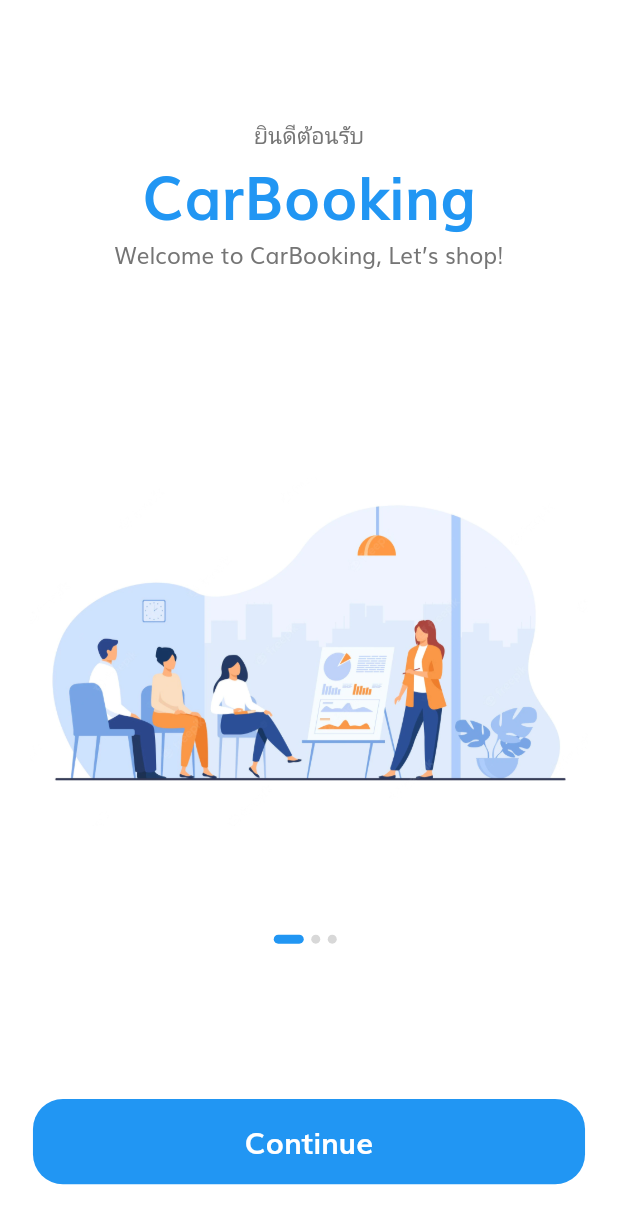
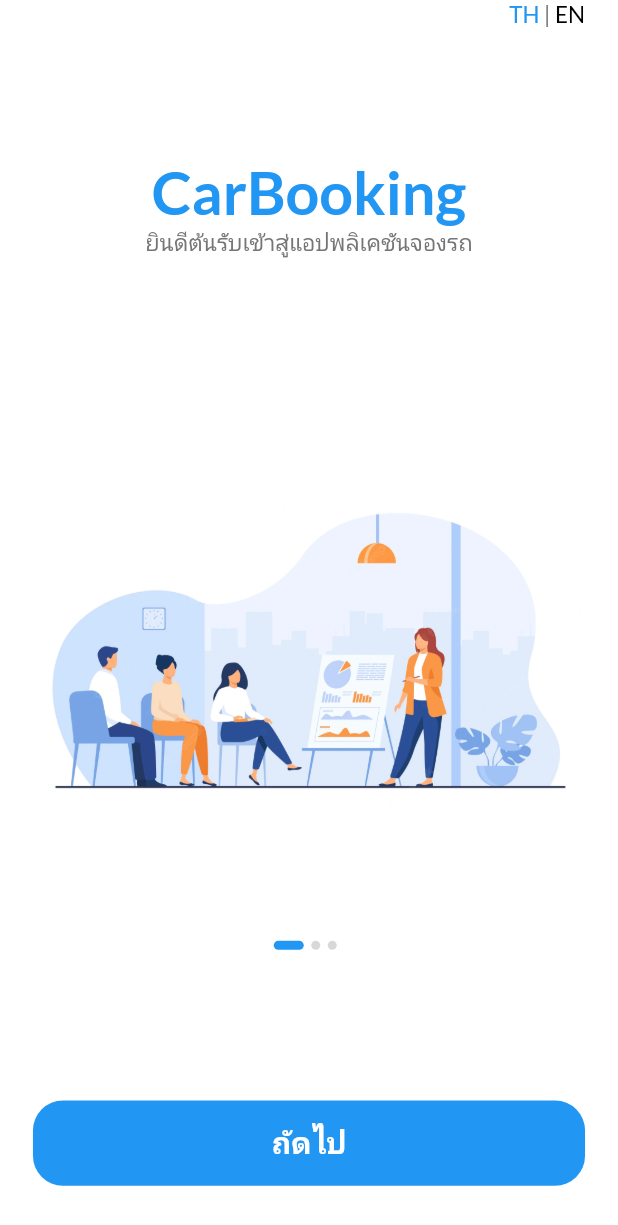
Before and after one commit to bunpotks/Flutter_Carbook, a Flutter app: the screen it shows after launch, on a phone screen of 412 x 824 dp. Shown: the top 1225 px of the screen. Run offline on Flutter 3.47's test engine with Material 2 defaults, Android fonts, the phone set to English and light mode, and no system bars; our stand-ins replace flutter_svg, lottie, modal_bottom_sheet, page_transition, photo_view, shared_preferences; generated files the repository leaves out were written again.

Commit message:
ิAdd Switch Language button
- Add switch Language button
- move Splashdata to build widget

```diff
--- /dev/null
+++ b/lib/components/switch_language.dart
@@ -0,0 +1,41 @@
+import 'package:shop_app/main.dart';
+import 'package:flutter/material.dart';
+import 'package:shop_app/size_config.dart';
+
+class SwitchLang extends StatelessWidget {
+  const SwitchLang({super.key});
+
+  @override
+  Widget build(BuildContext context) {
+    String myLocale = Localizations.localeOf(context).toString();
+    return Container(
+      child: Padding(
+        padding: EdgeInsets.only(right: getProportionateScreenWidth(20)),
+        child: Row(
+          mainAxisAlignment: MainAxisAlignment.end,
+          children: [
+            GestureDetector(
+              onTap: () {
+                MyApp.setLocale(context, Locale('th'));
+              },
+              child: Text(
+                'TH',
+                style: (TextStyle(
+                    color: myLocale == 'th' ? Colors.blue : Colors.black)),
+              ),
+            ),
+            Text(' | '),
+            GestureDetector(
+              onTap: () {
+                MyApp.setLocale(context, Locale('en'));
+              },
+              child: Text('EN',
+                  style: (TextStyle(
+                      color: myLocale == 'en' ? Colors.blue : Colors.black))),
+            ),
+          ],
+        ),
+      ),
+    );
+  }
+}
--- a/lib/l10n/app_th.arb
+++ b/lib/l10n/app_th.arb
@@ -1,3 +1,6 @@
 {
-    "helloWorld": "ยินดีต้อนรับ"
+    "splash_continue": "ถัดไป",
+    "splash_desc1": "ยินดีต้นรับเข้าสู่แอปพลิเคชันจองรถ",
+    "splash_desc2": "สามารถจองรถได้ง่ายเพียงไม่กี่คลิก",
+    "splash_desc3": "บริการปลอดภัยโดนคนขับทีผ่านการอบรบ"
 }
--- a/lib/main.dart
+++ b/lib/main.dart
@@ -27,10 +27,21 @@
 
   @override
   State<MyApp> createState() => _MyAppState();
+  static void setLocale(BuildContext context, Locale newLocale) {
+    _MyAppState? state = context.findAncestorStateOfType<_MyAppState>();
+    state?.setLocale(newLocale);
+  }
 }
 
 class _MyAppState extends State<MyApp> {
-  Locale _locale = Locale('th');
+  Locale? _locale = Locale('th');
+
+  @override
+  setLocale(Locale value) {
+    setState(() {
+      _locale = value;
+    });
+  }
 
   @override
   Widget build(BuildContext context) {
--- a/lib/screens/splash/components/body.dart
+++ b/lib/screens/splash/components/body.dart
@@ -8,7 +8,8 @@
 // This is the best practice
 import '../components/splash_content.dart';
 import '../../../components/default_button.dart';
-import 'package:page_transition/page_transition.dart';
+import 'package:shop_app/components/switch_language.dart';
+import 'package:flutter_gen/gen_l10n/app_localizations.dart';
 
 class Body extends StatefulWidget {
   @override
@@ -17,28 +18,29 @@
 
 class _BodyState extends State<Body> {
   int currentPage = 0;
+
+  @override
+  Widget build(BuildContext context) {
     List<Map<String, String>> splashData = [
       {
-      "text": "Welcome to CarBooking, Let’s shop!",
+        "text": AppLocalizations.of(context)!.splash_desc1,
         "image": "assets/images/sp_1.webp"
       },
       {
-      "text":
-          "We help people conect with store \naround United State of America",
+        "text": AppLocalizations.of(context)!.splash_desc2,
         "image": "assets/images/sp_2.webp"
       },
       {
-      "text": "We show the easy way to shop. \nJust stay at home with us",
+        "text": AppLocalizations.of(context)!.splash_desc3,
         "image": "assets/images/sp_3.webp"
       },
     ];
-  @override
-  Widget build(BuildContext context) {
     return SafeArea(
       child: SizedBox(
         width: double.infinity,
         child: Column(
           children: <Widget>[
+            SwitchLang(),
             Expanded(
               flex: 5,
               child: PageView.builder(
@@ -71,7 +73,7 @@
                     ),
                     Spacer(flex: 3),
                     DefaultButton(
-                      text: "Continue",
+                      text: AppLocalizations.of(context)!.splash_continue,
                       press: () {
                         Navigator.pushNamed(context, SignInScreen.routeName);
                       },
--- a/lib/screens/splash/components/splash_content.dart
+++ b/lib/screens/splash/components/splash_content.dart
@@ -19,7 +19,6 @@
       child: Column(
         children: <Widget>[
           Spacer(),
-          Text(AppLocalizations.of(context)!.helloWorld),
           Text(
             "CarBooking",
             style: TextStyle(
--- a/lib/theme.dart
+++ b/lib/theme.dart
@@ -6,7 +6,7 @@
   return ThemeData(
       primarySwatch: Colors.blue,
       scaffoldBackgroundColor: Colors.white,
-      fontFamily: "Muli",
+      fontFamily: "Lato",
       appBarTheme: appBarTheme(),
       textTheme: textTheme(),
       inputDecorationTheme: inputDecorationTheme(),
```
Also changed, not shown: lib/l10n/app_en.arb (+4 -4 lines), pubspec.yaml (+6 -5 lines), assets/fonts/lato/Lato-Black.ttf (added), assets/fonts/lato/Lato-BlackItalic.ttf (added), assets/fonts/lato/Lato-Bold.ttf (added), assets/fonts/lato/Lato-BoldItalic.ttf (added), assets/fonts/lato/Lato-Italic.ttf (added), assets/fonts/lato/Lato-Light.ttf (added), assets/fonts/lato/Lato-LightItalic.ttf (added), assets/fonts/lato/Lato-Regular.ttf (added), assets/fonts/lato/Lato-Thin.ttf (added), assets/fonts/lato/Lato-ThinItalic.ttf (added). Lines whose indentation alone changed are shown as unchanged.
